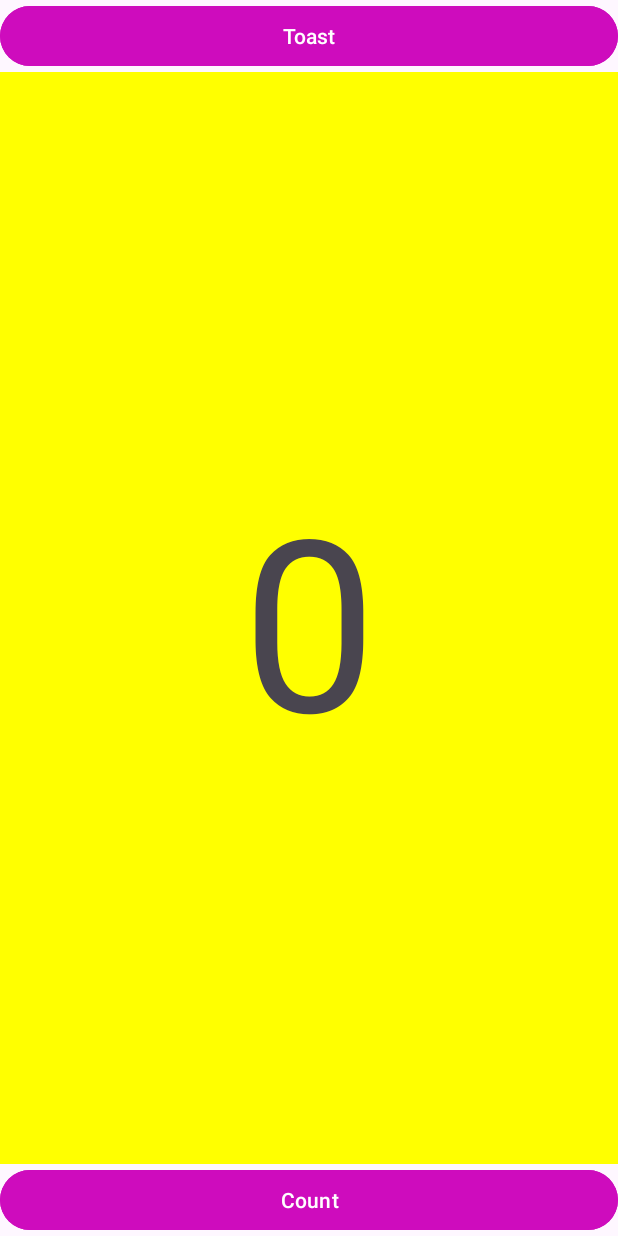
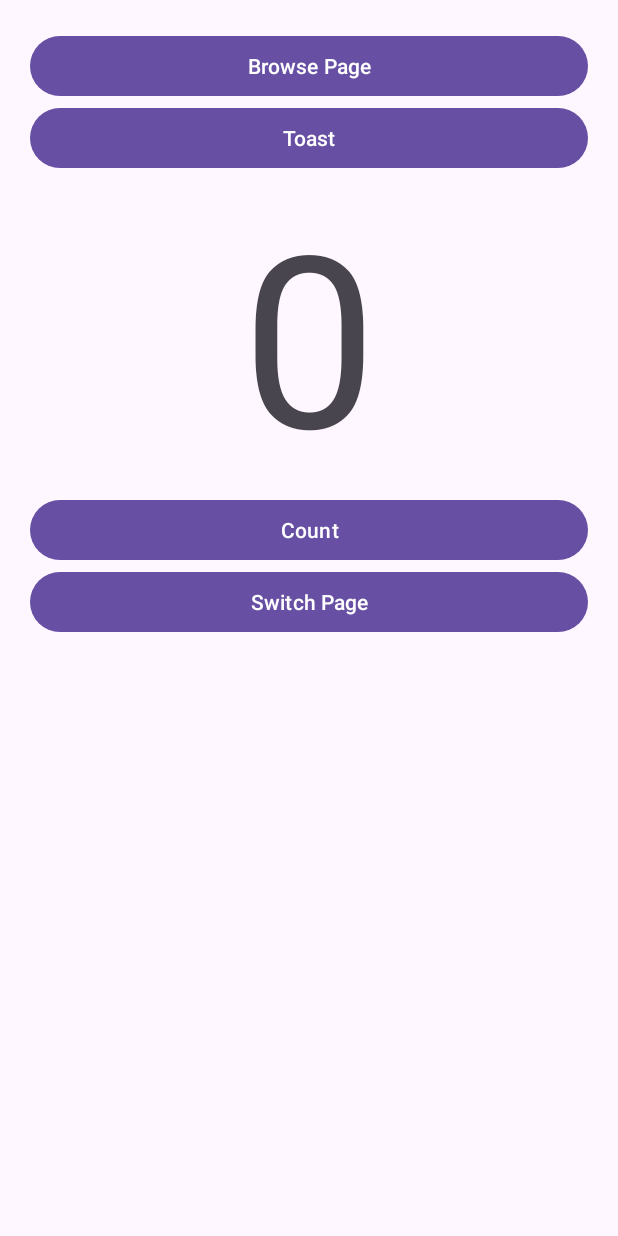
Before and after one commit to fatmaar/PAM, an Android app: the screen it shows after launch (MainActivity), after a tap on "Toast", on a phone screen of 412 x 824 dp. Run offline under Robolectric (Android 15) with nearby library versions, the phone set to English and light mode, and no system bars.

Commit message:
first commit

```diff
--- a/app/src/main/java/com/example/pam/MainActivity.kt
+++ b/app/src/main/java/com/example/pam/MainActivity.kt
@@ -1,42 +1,50 @@
 package com.example.pam
 
+import android.content.Intent
+import android.net.Uri
 import android.os.Bundle
 import android.view.View
 import android.widget.Button
 import android.widget.TextView
 import android.widget.Toast
-import androidx.activity.enableEdgeToEdge
 import androidx.appcompat.app.AppCompatActivity
-import androidx.core.view.ViewCompat
-import androidx.core.view.WindowInsetsCompat
 
 class MainActivity : AppCompatActivity() {
     private var mCount = 0
 
     override fun onCreate(savedInstanceState: Bundle?) {
         super.onCreate(savedInstanceState)
-        enableEdgeToEdge()
         setContentView(R.layout.activity_main)
 
         val mShowCount = findViewById<TextView>(R.id.show_count)
         val buttonCountUp = findViewById<Button>(R.id.button_count)
         val buttonToast = findViewById<Button>(R.id.button_toast)
+        val buttonSwitchPage = findViewById<Button>(R.id.button_switchpage)
+        val buttonBrowser = findViewById<Button>(R.id.button_browser)
 
+        // Tombol Count
         buttonCountUp.setOnClickListener {
             mCount++
             mShowCount.text = mCount.toString()
         }
 
+        // Tombol Toast
         buttonToast.setOnClickListener {
             val tulisan = mShowCount.text.toString()
-            val toast = Toast.makeText(this, "Angka yang dimunculkan $tulisan", Toast.LENGTH_LONG)
-            toast.show()
+            Toast.makeText(this, "Angka yang dimunculkan $tulisan", Toast.LENGTH_LONG).show()
         }
 
-        ViewCompat.setOnApplyWindowInsetsListener(findViewById(R.id.main)) { v, insets ->
-            val systemBars = insets.getInsets(WindowInsetsCompat.Type.systemBars())
-            v.setPadding(systemBars.left, systemBars.top, systemBars.right, systemBars.bottom)
-            insets
+        // Explicit Intent -> pindah ke MainActivity2
+        buttonSwitchPage.setOnClickListener {
+            val intent = Intent(this, MainActivity2::class.java)
+            startActivity(intent)
+        }
+
+        // Implicit Intent -> buka browser
+        buttonBrowser.setOnClickListener {
+            val intentbrowse = Intent(Intent.ACTION_VIEW)
+            intentbrowse.data = Uri.parse("https://www.google.com/")
+            startActivity(intentbrowse)
         }
     }
 }
--- a/app/src/main/res/layout/activity_main.xml
+++ b/app/src/main/res/layout/activity_main.xml
@@ -1,39 +1,38 @@
-<?xml version="1.0" encoding="utf-8"?>
 <LinearLayout xmlns:android="http://schemas.android.com/apk/res/android"
-    xmlns:app="http://schemas.android.com/apk/res-auto"
-    xmlns:tools="http://schemas.android.com/tools"
-    android:id="@+id/main"
     android:layout_width="match_parent"
     android:layout_height="match_parent"
     android:orientation="vertical"
-    android:paddingLeft="@dimen/activity_horizontal_margin"
-    android:paddingTop="@dimen/activity_vertical_margin"
-    android:paddingRight="@dimen/activity_horizontal_margin"
-    android:paddingBottom="@dimen/activity_vertical_margin"
-    tools:context=".MainActivity">
+    android:padding="20dp">
+
+    <Button
+        android:id="@+id/button_browser"
+        android:layout_width="match_parent"
+        android:layout_height="wrap_content"
+        android:text="@string/button_label_browser"/>
 
     <Button
         android:id="@+id/button_toast"
         android:layout_width="match_parent"
         android:layout_height="wrap_content"
-        android:text="@string/button_label_toast"
-        android:backgroundTint="#CE0CBD" />
+        android:text="@string/button_label_toast"/>
 
     <TextView
         android:id="@+id/show_count"
         android:layout_width="match_parent"
         android:layout_height="wrap_content"
-        android:layout_weight="2"
+        android:gravity="center"
         android:text="@string/count_initial_value"
-        android:textSize="160sp"
-        android:background="#FFFF00"
-        android:gravity="center" />
+        android:textSize="160sp"/>
 
     <Button
         android:id="@+id/button_count"
         android:layout_width="match_parent"
         android:layout_height="wrap_content"
-        android:text="@string/button_label_count"
-        android:backgroundTint="#CE0CBD" />
+        android:text="@string/button_label_count"/>
 
+    <Button
+        android:id="@+id/button_switchpage"
+        android:layout_width="match_parent"
+        android:layout_height="wrap_content"
+        android:text="@string/button_label_pindah"/>
 </LinearLayout>
--- a/app/src/main/res/values/strings.xml
+++ b/app/src/main/res/values/strings.xml
@@ -1,7 +1,9 @@
 <resources>
-    <string name="app_name">HelloToast</string>
+    <string name="app_name">IntentApp</string>
     <string name="button_label_toast">Toast</string>
     <string name="count_initial_value">0</string>
     <string name="button_label_count">Count</string>
-    <string name="toast_message">Hello Toast!</string>
+    <string name="button_label_pindah">Switch Page</string>
+    <string name="button_label_browser">Browse Page</string>
+    <string name="text_header">Halaman ke-2</string>
 </resources>
```
Also changed, not shown: app/src/main/java/com/example/pam/MainActivity2.kt (added, +11 -0 lines), app/src/main/res/layout/activity_main2.xml (added, +12 -0 lines), 1 other file.
